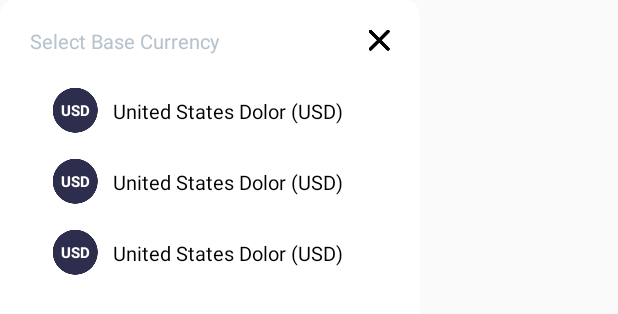
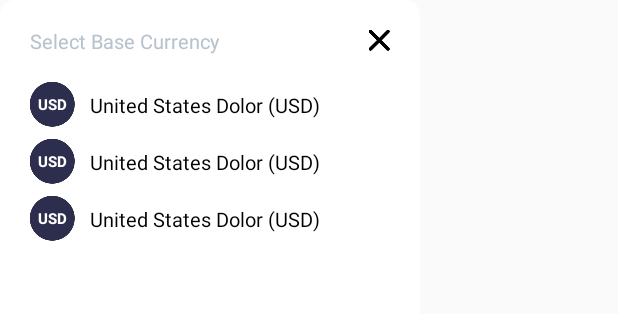
Before and after one commit to mehmettas/kotlin-mvvm-currency-app, an Android app: the layout layout_base_selection.xml on its own in the app's theme, with its tools: preview values and no code run, on a phone screen of 412 x 824 dp. Shown: the top 314 px of the screen. Run offline under Robolectric (Android 15) with nearby library versions, the phone set to English and light mode, and no system bars.

Commit message:
Dialog to choose base currency completed

```diff
--- a/Cent/app/src/main/java/com/mehmettas/cent/ui/currencybase/currencybaseadapter/CurrencyBaseAdapter.kt
+++ b/Cent/app/src/main/java/com/mehmettas/cent/ui/currencybase/currencybaseadapter/CurrencyBaseAdapter.kt
@@ -5,13 +5,12 @@ import android.view.ViewGroup
 import androidx.recyclerview.widget.RecyclerView
 import com.mehmettas.cent.R
 import com.mehmettas.cent.data.remote.model.symbol.Currency
-import com.mehmettas.cent.ui.main.MainAdapter.MainAdapter
 import com.mehmettas.cent.utils.extensions.inflate
 import kotlinx.android.synthetic.main.layout_base_item.view.*
 
 class CurrencyBaseAdapter (
     private var items:ArrayList<Currency> = arrayListOf(),
-    private var listener: CurrencyBaseAdapter.BaseAdapterListener
+    private var listener: BaseAdapterListener
 ): RecyclerView.Adapter<CurrencyBaseAdapter.CurrencyBaseViewHolder>()
 {
 
--- a/Cent/app/src/main/res/layout/layout_base_item.xml
+++ b/Cent/app/src/main/res/layout/layout_base_item.xml
@@ -1,9 +1,9 @@
 <?xml version="1.0" encoding="utf-8"?>
 <androidx.constraintlayout.widget.ConstraintLayout
         xmlns:android="http://schemas.android.com/apk/res/android"
+        android:layout_marginBottom="8dp"
         android:layout_width="match_parent" xmlns:app="http://schemas.android.com/apk/res-auto"
-        android:layout_marginBottom="10dp"
-        android:layout_height="37dp">
+        android:layout_height="30dp">
 
     <androidx.appcompat.widget.AppCompatImageView
             android:id="@+id/ellipseCurrency"
@@ -11,7 +11,6 @@
             app:layout_constraintTop_toTopOf="parent"
             app:layout_constraintStart_toStartOf="parent"
             app:layout_constraintBottom_toBottomOf="parent"
-            android:layout_marginStart="15dp"
             app:srcCompat="@drawable/ellipse_small_black"
             android:layout_height="wrap_content"/>
 
--- a/Cent/app/src/main/res/layout/layout_base_selection.xml
+++ b/Cent/app/src/main/res/layout/layout_base_selection.xml
@@ -30,13 +30,16 @@
                 app:layout_constraintTop_toBottomOf="@id/imgClose"
                 app:layout_constraintBottom_toBottomOf="parent"
                 android:layout_marginStart="20dp"
+                android:clipToPadding="false"
+                android:paddingTop="5dp"
                 tools:listitem="@layout/layout_base_item"
+                app:layoutManager="androidx.recyclerview.widget.LinearLayoutManager"
                 android:layout_marginEnd="20dp"
                 android:layout_marginTop="15dp"
                 app:layout_constraintEnd_toEndOf="parent"
                 app:layout_constraintStart_toStartOf="parent"
                 android:layout_width="0dp"
-                android:layout_height="380dp">
+                android:layout_height="0dp">
         </androidx.recyclerview.widget.RecyclerView>
 
 </androidx.constraintlayout.widget.ConstraintLayout>
```
Also changed, not shown: Cent/app/src/main/java/com/mehmettas/cent/ui/currencybase/CurrencyBaseDialog.kt (+20 -8 lines).
